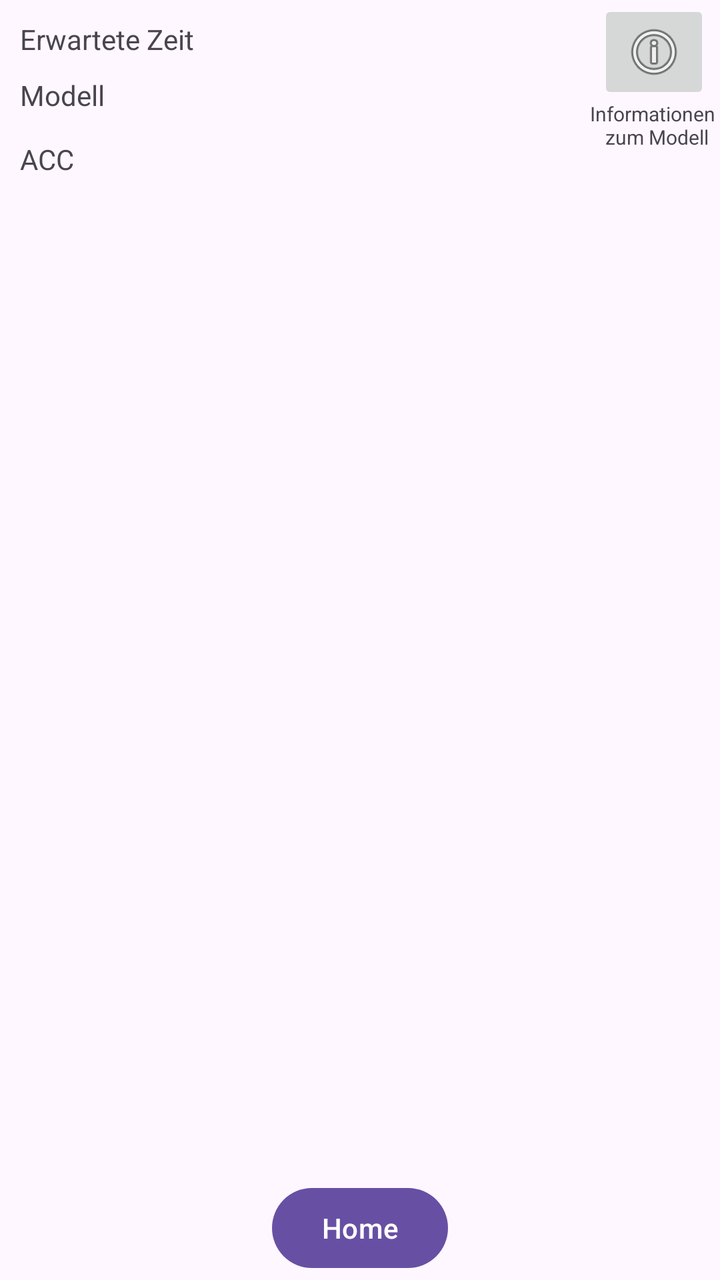
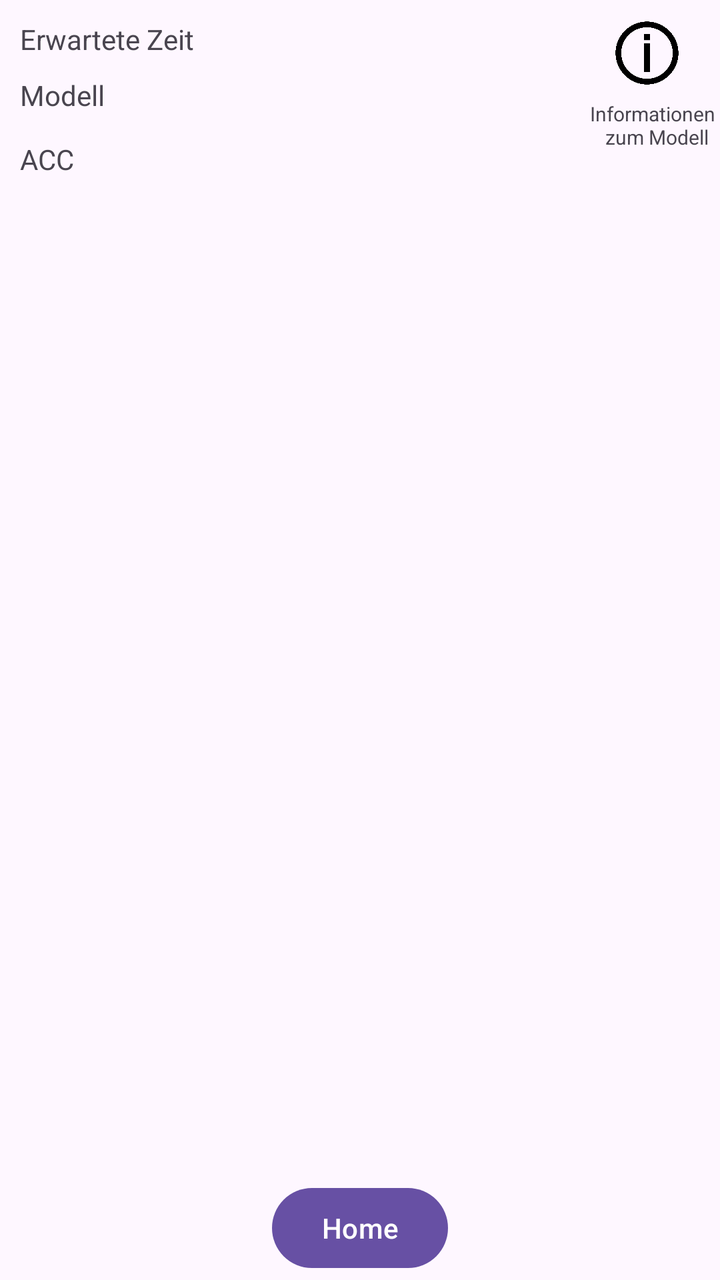

Compare the two renders of this Android layout. The source of the first and the diff that turns it into the second are given below.
<!-- AndroidManifest.xml: application theme Theme.TrafficSceneAnalyser -->
<!-- res/layout/activity_analysis_info.xml -->
<?xml version="1.0" encoding="utf-8"?>
<androidx.constraintlayout.widget.ConstraintLayout
    xmlns:android="http://schemas.android.com/apk/res/android"
    xmlns:app="http://schemas.android.com/apk/res-auto"
    xmlns:tools="http://schemas.android.com/tools"
    android:id="@+id/main"
    android:layout_width="match_parent"
    android:layout_height="match_parent"
    tools:context=".AnalysisInfoActivity">

  <LinearLayout
      android:id="@+id/linearLayout"
      android:layout_width="match_parent"
      android:layout_height="match_parent"
      android:layout_marginBottom="50dp"
      android:orientation="vertical"
      app:layout_constraintBottom_toBottomOf="parent"
      app:layout_constraintEnd_toEndOf="parent"
      app:layout_constraintStart_toStartOf="parent"
      app:layout_constraintTop_toTopOf="parent">

    <RelativeLayout
        android:id="@+id/cslayout"
        android:layout_width="match_parent"
        android:layout_height="100dp">

        <TextView
            android:id="@+id/viewErwarteteZeit"
            android:layout_width="wrap_content"
            android:layout_height="wrap_content"
            android:layout_alignParentStart="true"
            android:layout_marginStart="10dp"
            android:layout_marginTop="10dp"
            android:text="Erwartete Zeit" />

        <TextView
            android:id="@+id/viewModell"
            android:layout_width="wrap_content"
            android:layout_height="wrap_content"
            android:layout_alignParentStart="true"
            android:layout_marginStart="10dp"
            android:layout_marginTop="38dp"
            android:text="Modell" />

        <TextView
            android:id="@+id/viewAccuracy"
            android:layout_width="wrap_content"
            android:layout_height="wrap_content"
            android:layout_alignParentStart="true"
            android:layout_marginStart="10dp"
            android:layout_marginTop="70dp"
            android:text="ACC" />

        <ImageButton
            android:id="@+id/btnInfo"
            android:layout_width="wrap_content"
            android:layout_height="wrap_content"
            android:src="@android:drawable/ic_menu_info_details"
            android:layout_alignParentEnd="true"
            android:layout_marginEnd="5dp"/>

        <TextView
            android:layout_width="wrap_content"
            android:layout_height="wrap_content"
            android:layout_alignParentEnd="true"
            android:layout_marginTop="50dp"
            android:text="Informationen \n zum Modell"
            android:textAlignment="center"
            android:textSize="10sp" />

        <com.airbnb.lottie.LottieAnimationView
            android:id="@+id/animation"
            app:lottie_autoPlay="false"
            app:lottie_loop="true"
            android:layout_width="100dp"
            android:layout_height="100dp"
            android:visibility="gone"
            android:layout_centerInParent="true"
            app:lottie_rawRes="@raw/animation"/>

        <com.airbnb.lottie.LottieAnimationView
            android:id="@+id/animationdone"
            app:lottie_autoPlay="false"
            app:lottie_loop="false"
            android:layout_width="100dp"
            android:layout_height="100dp"
            android:visibility="gone"
            android:layout_centerInParent="true"
            app:lottie_rawRes="@raw/animation_abgeschlossen"/>
      
    </RelativeLayout>

    <androidx.recyclerview.widget.RecyclerView
        android:id="@+id/recyclerView"
        android:layout_width="match_parent"
        android:layout_height="match_parent" />

  </LinearLayout>

  <Button
      android:id="@+id/homeButton"
      android:layout_width="wrap_content"
      android:layout_height="wrap_content"
      android:text="Home"
      app:layout_constraintEnd_toEndOf="parent"
      app:layout_constraintStart_toStartOf="parent"
      app:layout_constraintTop_toBottomOf="@+id/linearLayout" />

</androidx.constraintlayout.widget.ConstraintLayout>
<!-- resources referenced by this layout -->
<resources>
  <style name="Theme.TrafficSceneAnalyser" parent="Base.Theme.TrafficSceneAnalyser" />
  <style name="Base.Theme.TrafficSceneAnalyser" parent="Theme.Material3.DayNight.NoActionBar">
          
          
      </style>
</resources>

<!-- the commit's change to res/layout/activity_analysis_info.xml (unified diff, before → after) -->
@@ -53,11 +53,13 @@
 
         <ImageButton
             android:id="@+id/btnInfo"
-            android:layout_width="wrap_content"
-            android:layout_height="wrap_content"
-            android:src="@android:drawable/ic_menu_info_details"
+            android:layout_width="73dp"
+            android:layout_height="53dp"
             android:layout_alignParentEnd="true"
-            android:layout_marginEnd="5dp"/>
+            android:layout_marginEnd="0dp"
+            android:backgroundTint="#00FFFFFF"
+            android:scaleType="fitCenter"
+            android:src="@drawable/infobutton" />
 
         <TextView
             android:layout_width="wrap_content"
<!-- resource entries referenced after the edit -->
@@ -1,5 +1,6 @@
 <!-- resources referenced by this layout -->
 <resources>
+  <!-- drawable infobutton: png bitmap (drawable, 34056 bytes) -->
   <style name="Theme.TrafficSceneAnalyser" parent="Base.Theme.TrafficSceneAnalyser" />
   <style name="Base.Theme.TrafficSceneAnalyser" parent="Theme.Material3.DayNight.NoActionBar">
           
